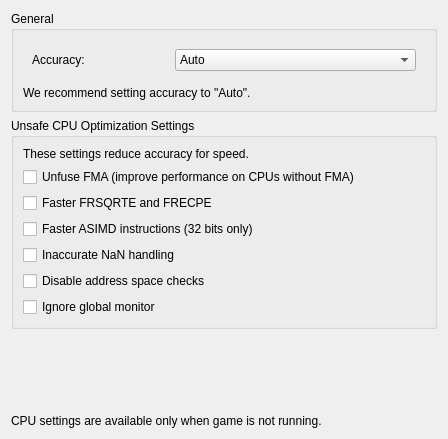
QuantumGhost/yuzu, file src/yuzu/configuration/configure_cpu.ui: the form before one commit.
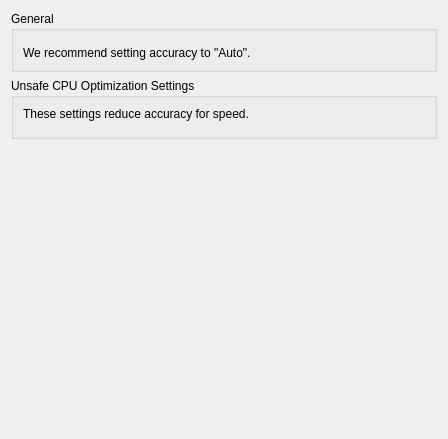
The form after the commit.

```diff
--- a/src/yuzu/configuration/configure_cpu.ui
+++ b/src/yuzu/configuration/configure_cpu.ui
@@ -16,9 +16,12 @@
   <property name="accessibleName">
    <string>CPU</string>
   </property>
-  <layout class="QVBoxLayout">
+  <layout class="QVBoxLayout" name="vboxlayout_2" stretch="0">
    <item>
-    <layout class="QVBoxLayout">
+    <layout class="QVBoxLayout" name="vboxlayout">
+     <property name="bottomMargin">
+      <number>0</number>
+     </property>
      <item>
       <widget class="QGroupBox" name="groupBox">
        <property name="title">
@@ -27,38 +30,19 @@
        <layout class="QVBoxLayout">
         <item>
          <widget class="QWidget" name="widget_accuracy" native="true">
-          <layout class="QHBoxLayout" name="layout_accuracy">
-           <item>
-            <widget class="QLabel" name="label_accuracy">
-             <property name="text">
-              <string>Accuracy:</string>
-             </property>
-            </widget>
-           </item>
-           <item>
-            <widget class="QComboBox" name="accuracy">
-             <item>
-              <property name="text">
-               <string>Auto</string>
-              </property>
-             </item>
-             <item>
-              <property name="text">
-               <string>Accurate</string>
-              </property>
-             </item>
-             <item>
-              <property name="text">
-               <string>Unsafe</string>
-              </property>
-             </item>
-             <item>
-              <property name="text">
-               <string>Paranoid (disables most optimizations)</string>
-              </property>
-             </item>
-            </widget>
-           </item>
+          <layout class="QVBoxLayout" name="verticalLayout">
+           <property name="leftMargin">
+            <number>0</number>
+           </property>
+           <property name="topMargin">
+            <number>0</number>
+           </property>
+           <property name="rightMargin">
+            <number>0</number>
+           </property>
+           <property name="bottomMargin">
+            <number>0</number>
+           </property>
           </layout>
          </widget>
         </item>
@@ -75,10 +59,6 @@
        </layout>
       </widget>
      </item>
-    </layout>
-   </item>
-   <item>
-    <layout class="QVBoxLayout">
      <item>
       <widget class="QGroupBox" name="unsafe_group">
        <property name="title">
@@ -96,87 +76,34 @@
          </widget>
         </item>
         <item>
-         <widget class="QCheckBox" name="cpuopt_unsafe_unfuse_fma">
-          <property name="toolTip">
-           <string>
-            &lt;div&gt;This option improves speed by reducing accuracy of fused-multiply-add instructions on CPUs without native FMA support.&lt;/div&gt;
-           </string>
-          </property>
-          <property name="text">
-           <string>Unfuse FMA (improve performance on CPUs without FMA)</string>
-          </property>
-         </widget>
-        </item>
-        <item>
-         <widget class="QCheckBox" name="cpuopt_unsafe_reduce_fp_error">
-          <property name="toolTip">
-           <string>
-            &lt;div&gt;This option improves the speed of some approximate floating-point functions by using less accurate native approximations.&lt;/div&gt;
-           </string>
-          </property>
-          <property name="text">
-           <string>Faster FRSQRTE and FRECPE</string>
-          </property>
-         </widget>
-        </item>
-        <item>
-         <widget class="QCheckBox" name="cpuopt_unsafe_ignore_standard_fpcr">
-          <property name="toolTip">
-           <string>
-            &lt;div&gt;This option improves the speed of 32 bits ASIMD floating-point functions by running with incorrect rounding modes.&lt;/div&gt;
-           </string>
-          </property>
-          <property name="text">
-           <string>Faster ASIMD instructions (32 bits only)</string>
-          </property>
-         </widget>
-        </item>
-        <item>
-         <widget class="QCheckBox" name="cpuopt_unsafe_inaccurate_nan">
-          <property name="toolTip">
-           <string>
-            &lt;div&gt;This option improves speed by removing NaN checking. Please note this also reduces accuracy of certain floating-point instructions.&lt;/div&gt;
-           </string>
-          </property>
-          <property name="text">
-           <string>Inaccurate NaN handling</string>
-          </property>
-         </widget>
-        </item>
-        <item>
-         <widget class="QCheckBox" name="cpuopt_unsafe_fastmem_check">
-          <property name="toolTip">
-           <string>
-            &lt;div&gt;This option improves speed by eliminating a safety check before every memory read/write in guest. Disabling it may allow a game to read/write the emulator's memory.&lt;/div&gt;
-           </string>
-          </property>
-          <property name="text">
-           <string>Disable address space checks</string>
-          </property>
-         </widget>
-        </item>
-        <item>
-         <widget class="QCheckBox" name="cpuopt_unsafe_ignore_global_monitor">
-          <property name="toolTip">
-           <string>
-            &lt;div&gt;This option improves speed by relying only on the semantics of cmpxchg to ensure safety of exclusive access instructions. Please note this may result in deadlocks and other race conditions.&lt;/div&gt;
-           </string>
-          </property>
-          <property name="text">
-           <string>Ignore global monitor</string>
-          </property>
-         </widget>
-        </item>
+         <widget class="QWidget" name="unsafe_widget" native="true">
+          <layout class="QVBoxLayout" name="unsafe_layout">
+           <property name="leftMargin">
+            <number>0</number>
+           </property>
+           <property name="topMargin">
+            <number>0</number>
+           </property>
+           <property name="rightMargin">
+            <number>0</number>
+           </property>
+           <property name="bottomMargin">
+            <number>0</number>
+           </property>
        </layout>
       </widget>
      </item>
     </layout>
+      </widget>
    </item>
    <item>
     <spacer name="verticalSpacer">
      <property name="orientation">
       <enum>Qt::Vertical</enum>
      </property>
+       <property name="sizeType">
+        <enum>QSizePolicy::Expanding</enum>
+       </property>
      <property name="sizeHint" stdset="0">
       <size>
        <width>20</width>
@@ -185,15 +112,7 @@
      </property>
     </spacer>
    </item>
-   <item>
-    <widget class="QLabel" name="label_disable_info">
-     <property name="text">
-      <string>CPU settings are available only when game is not running.</string>
-     </property>
-     <property name="wordWrap">
-      <bool>true</bool>
-     </property>
-    </widget>
+    </layout>
    </item>
   </layout>
  </widget>
```
Lines whose indentation alone changed are shown as unchanged.
